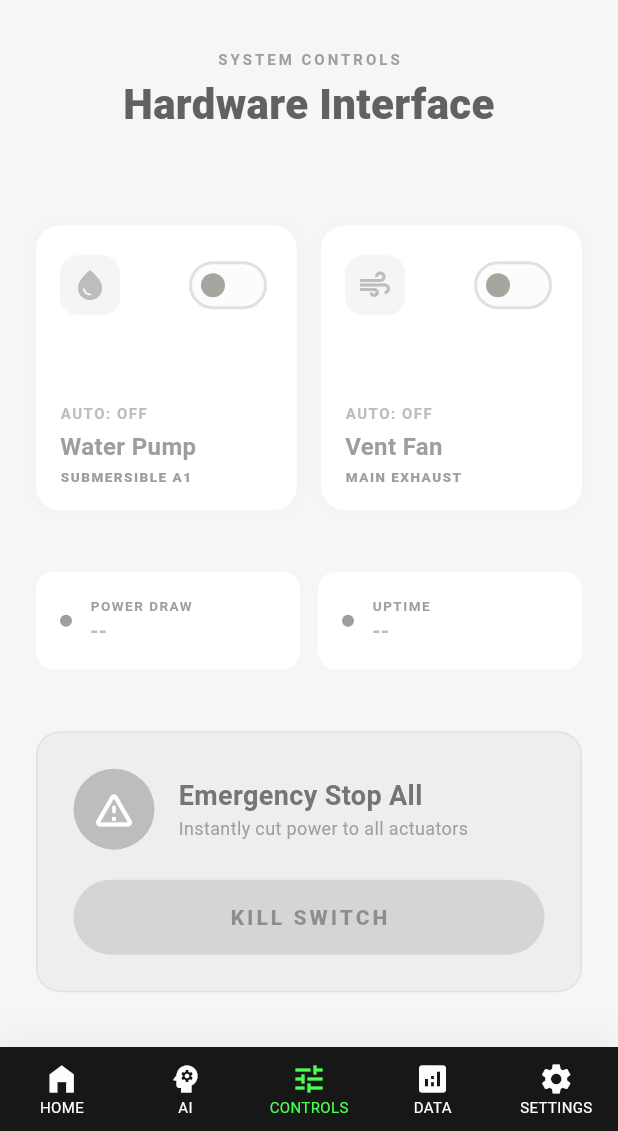
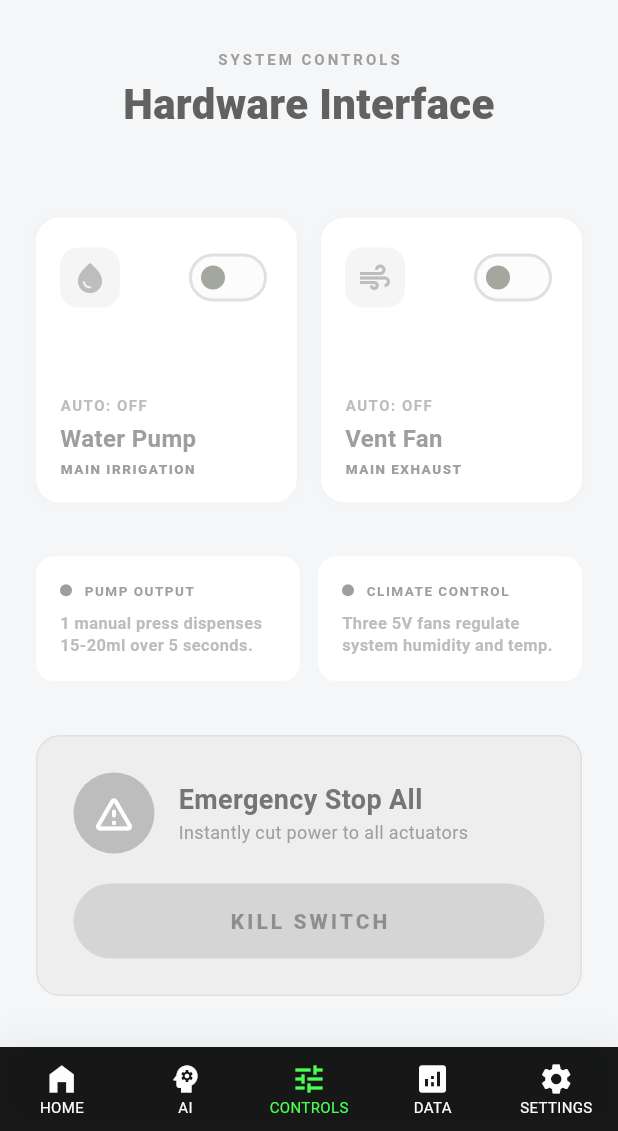
Before and after one commit to zhilimmm/SensorHub_AI, a Flutter app: the screen it shows after launch, item 3 of the bottom bar chosen, on a phone screen of 412 x 824 dp, the part 105-1236 px from its top. Run offline on Flutter 3.47's test engine with Material 3 defaults, Android fonts, the light colour scheme and no system bars; our stand-ins replace supabase_flutter; accounts and stored records are empty; Roboto replaces fonts that are missing (Manrope).

Commit message:
The control tab is done, able to RESUME AI, Kill Switch, and follow real time database data for status update.

```diff
--- a/lib/screens/control_tab.dart
+++ b/lib/screens/control_tab.dart
@@ -1,3 +1,4 @@
+import 'dart:async';
 import 'package:flutter/material.dart';
 import 'package:supabase_flutter/supabase_flutter.dart';
 
@@ -24,6 +25,10 @@ class _ControlsTabState extends State<ControlsTab> {
   bool _autoPumpOn = false;
   bool _autoFanOn = false;
 
+  // Stream Trackers to prevent Ghost Widgets
+  StreamSubscription<List<Map<String, dynamic>>>? _controlsSub;
+  StreamSubscription<List<Map<String, dynamic>>>? _sensorSub;
+
   @override
   void initState() {
     super.initState();
@@ -31,6 +36,13 @@ class _ControlsTabState extends State<ControlsTab> {
       _checkProfileStatus();
       _setupRealtimeStreams();
     }
+  }
+
+  @override
+  void dispose() {
+    _controlsSub?.cancel();
+    _sensorSub?.cancel();
+    super.dispose();
   }
 
   Future<void> _checkProfileStatus() async {
@@ -49,8 +61,7 @@ class _ControlsTabState extends State<ControlsTab> {
   }
 
   void _setupRealtimeStreams() {
-    // 1. Listen for Mode and Manual Overrides
-    Supabase.instance.client
+    _controlsSub = Supabase.instance.client
         .from('device_controls')
         .stream(primaryKey: ['id'])
         .eq('id', 1)
@@ -64,8 +75,7 @@ class _ControlsTabState extends State<ControlsTab> {
       }
     });
 
-    // 2. Listen for Live Sensor Triggers
-    Supabase.instance.client
+    _sensorSub = Supabase.instance.client
         .from('sweet_potato_leave_data')
         .stream(primaryKey: ['id'])
         .order('created_at', ascending: false)
@@ -80,44 +90,54 @@ class _ControlsTabState extends State<ControlsTab> {
     });
   }
 
-// Switches system between AI Auto and Manual Override
+  // ⭐ THE FIX: Wipes out manual overrides when AI is turned back on
   Future<void> _setAutomationMode(bool isActive) async {
-    // 1. Update the screen instantly
     setState(() {
       _automationActive = isActive;
+      if (isActive) {
+        _manualPumpOn = false;
+        _manualFanOn = false;
+      }
     });
 
-    // 2. Update the database in the background
     try {
-      await Supabase.instance.client
-          .from('device_controls')
-          .update({'automation_active': isActive})
-          .eq('id', 1);
+      if (isActive) {
+        // AI is resuming: Turn auto mode ON, and force all overrides OFF
+        await Supabase.instance.client
+            .from('device_controls')
+            .update({
+              'automation_active': true,
+              'pump_manual_override': false,
+              'fan_manual_override': false
+            })
+            .eq('id', 1);
+      } else {
+        // User taking control: Just pause AI
+        await Supabase.instance.client
+            .from('device_controls')
+            .update({'automation_active': false})
+            .eq('id', 1);
+      }
     } catch (e) {
       debugPrint("Error setting mode: $e");
     }
   }
 
-  // Sends the manual command and instantly pauses AI if it was running
   Future<void> _toggleDevice(String deviceColumn, bool turnOn) async {
-    // 1. Update the screen instantly
     setState(() {
-      _automationActive = false; // Pause AI on screen
-
+      _automationActive = false;
       if (deviceColumn == 'pump_manual_override') {
         _manualPumpOn = turnOn;
       } else if (deviceColumn == 'fan_manual_override') {
         _manualFanOn = turnOn;
       }
     });
-
-    // 2. Update the database in the background
     try {
       await Supabase.instance.client
           .from('device_controls')
           .update({
-            'automation_active': false, // Tell the ESP32 to pause AI!
-            deviceColumn: turnOn        // Tell the ESP32 to flip the switch
+            'automation_active': false,
+            deviceColumn: turnOn
           })
           .eq('id', 1);
     } catch (e) {
@@ -126,14 +146,11 @@ class _ControlsTabState extends State<ControlsTab> {
   }
 
   Future<void> _emergencyStopAll() async {
-    // 1. Update the screen instantly
     setState(() {
       _automationActive = false;
       _manualPumpOn = false;
       _manualFanOn = false;
     });
-
-    // 2. Update the database in the background
     try {
       await Supabase.instance.client
           .from('device_controls')
@@ -158,20 +175,13 @@ class _ControlsTabState extends State<ControlsTab> {
         children: [
           _buildTopTitles(),
           if (_isActive) _buildAutomationBanner(),
-
-          const Spacer(flex: 2), // Dynamically stretches to fill empty space
-
+          const Spacer(flex: 2),
           _buildGrid(),
-
           const Spacer(flex: 2),
-
           _buildStatsRow(),
-
           const Spacer(flex: 2),
-
           _buildEmergencyStop(),
-
-          const Spacer(flex: 1), // Keeps a small gap at the bottom
+          const Spacer(flex: 1),
         ],
       ),
     );
@@ -192,7 +202,6 @@ class _ControlsTabState extends State<ControlsTab> {
     );
   }
 
-  // ⭐ NEW: Banner that shows if AI is running or paused
   Widget _buildAutomationBanner() {
     return Container(
       width: double.infinity,
@@ -230,7 +239,8 @@ class _ControlsTabState extends State<ControlsTab> {
   Widget _buildGrid() {
     return Row(
       children: [
-        Expanded(child: _buildControlCard('Water Pump', 'Submersible A1', Icons.water_drop, Colors.blue, Colors.blue.shade50, 190, _autoPumpOn, _manualPumpOn, (val) => _toggleDevice('pump_manual_override', val))),
+        // Changed "Submersible A1" to "Main Irrigation"
+        Expanded(child: _buildControlCard('Water Pump', 'Main Irrigation', Icons.water_drop, Colors.blue, Colors.blue.shade50, 190, _autoPumpOn, _manualPumpOn, (val) => _toggleDevice('pump_manual_override', val))),
         const SizedBox(width: 16),
         Expanded(child: _buildControlCard('Vent Fan', 'Main Exhaust', Icons.air, Colors.green, Colors.cyan.shade50, 190, _autoFanOn, _manualFanOn, (val) => _toggleDevice('fan_manual_override', val))),
       ],
@@ -238,7 +248,6 @@ class _ControlsTabState extends State<ControlsTab> {
   }
 
   Widget _buildControlCard(String title, String sub, IconData icon, MaterialColor iconColor, Color bgColor, double height, bool autoState, bool manualState, Function(bool) onChanged) {
-    // If automation is ON, display the live AI state. If OFF, display the forced manual switch state.
     bool displayState = _automationActive ? autoState : manualState;
     String statusText = _automationActive ? (autoState ? "AUTO: ON" : "AUTO: OFF") : (manualState ? "FORCED: ON" : "FORCED: OFF");
     Color statusColor = _automationActive ? (autoState ? const Color(0xFFED8936) : Colors.grey.shade400) : (manualState ? iconColor.shade700 : Colors.grey.shade500);
@@ -270,29 +279,32 @@ class _ControlsTabState extends State<ControlsTab> {
 
   Widget _buildStatsRow() {
     return Row(
+      crossAxisAlignment: CrossAxisAlignment.start, // Aligns cards to the top if text lengths differ
       children: [
-        Expanded(child: _buildStatMicroCard('Power Draw', _isActive ? '1.24 kW/h' : '--', true)),
+        Expanded(child: _buildInfoCard('Pump Output', '1 manual press dispenses 15-20ml over 5 seconds.', Colors.blue)),
         const SizedBox(width: 12),
-        Expanded(child: _buildStatMicroCard('Uptime', _isActive ? '14d 2h' : '--', false)),
+        Expanded(child: _buildInfoCard('Climate Control', 'Three 5V fans regulate system humidity and temp.', Colors.green)),
       ],
     );
   }
 
-  Widget _buildStatMicroCard(String title, String val, bool isPulse) {
+  // Completely redesigned to allow longer multi-line text without overflowing the screen
+  Widget _buildInfoCard(String title, String text, Color dotColor) {
     return Container(
       padding: const EdgeInsets.all(16),
       decoration: BoxDecoration(color: Colors.white, borderRadius: BorderRadius.circular(12)),
-      child: Row(
+      child: Column(
+        crossAxisAlignment: CrossAxisAlignment.start,
         children: [
-          CircleAvatar(radius: 4, backgroundColor: _isActive ? (isPulse ? Colors.greenAccent.shade700 : Colors.green) : Colors.grey),
-          const SizedBox(width: 12),
-          Column(
-            crossAxisAlignment: CrossAxisAlignment.start,
+          Row(
             children: [
-              Text(title.toUpperCase(), style: TextStyle(fontSize: 9, fontWeight: FontWeight.bold, color: Colors.grey.shade500, letterSpacing: 1)),
-              Text(val, style: TextStyle(fontSize: 14, fontWeight: FontWeight.bold, color: _isActive ? const Color(0xFF2C2F30) : Colors.grey.shade400)),
+              CircleAvatar(radius: 4, backgroundColor: _isActive ? dotColor : Colors.grey),
+              const SizedBox(width: 8),
+              Expanded(child: Text(title.toUpperCase(), style: TextStyle(fontSize: 9, fontWeight: FontWeight.bold, color: Colors.grey.shade500, letterSpacing: 1), overflow: TextOverflow.ellipsis)),
             ],
-          )
+          ),
+          const SizedBox(height: 8),
+          Text(text, style: TextStyle(fontSize: 11, fontWeight: FontWeight.w600, color: _isActive ? const Color(0xFF2C2F30) : Colors.grey.shade400, height: 1.4)),
         ],
       ),
     );
```
